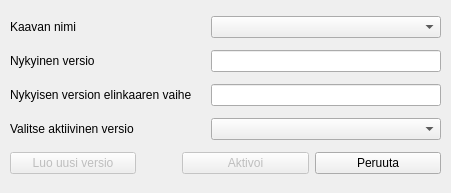
Old version of the form Kauko/ui/version_control_dialog.ui in the repository sitowise/Kauko.
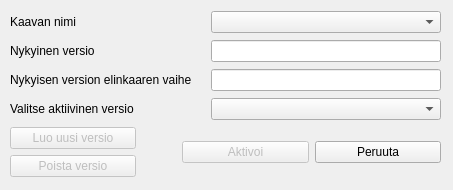
New version of the form.

Commit message: Added feature to delete versions

```diff
--- a/Kauko/ui/version_control_dialog.ui
+++ b/Kauko/ui/version_control_dialog.ui
@@ -6,8 +6,8 @@
    <rect>
     <x>0</x>
     <y>0</y>
-    <width>451</width>
-    <height>193</height>
+    <width>453</width>
+    <height>190</height>
    </rect>
   </property>
   <property name="windowTitle">
@@ -131,6 +131,8 @@
     <item>
      <layout class="QHBoxLayout" name="horizontalLayout">
       <item>
+       <layout class="QVBoxLayout" name="verticalLayout_2">
+        <item>
        <widget class="QPushButton" name="createNewPushButton">
         <property name="enabled">
          <bool>false</bool>
@@ -139,6 +141,18 @@
          <string>Luo uusi versio</string>
         </property>
        </widget>
+        </item>
+        <item>
+         <widget class="QPushButton" name="deleteVersionPushButton">
+          <property name="enabled">
+           <bool>false</bool>
+          </property>
+          <property name="text">
+           <string>Poista versio</string>
+          </property>
+         </widget>
+        </item>
+       </layout>
       </item>
       <item>
        <spacer name="horizontalSpacer">
```
Lines whose indentation alone changed are shown as unchanged. The commit also changes 2 other files.
